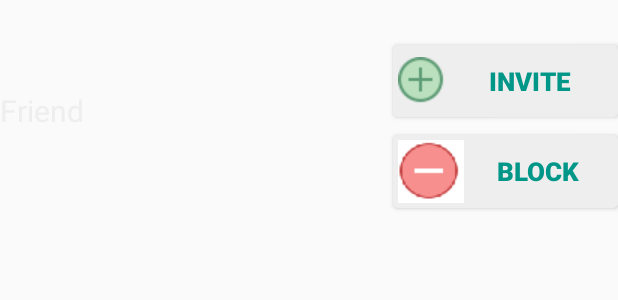
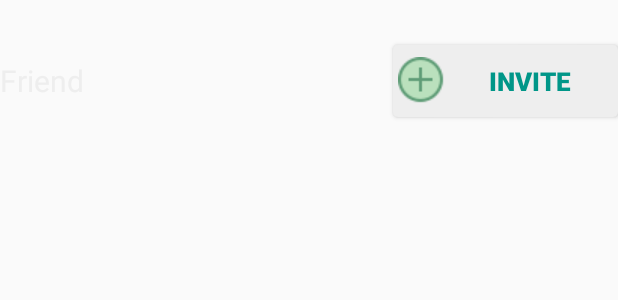
Before and after one commit to vaibhavr4/Out_fit_Android_App, an Android app: the layout friends_invite_block_adapter_item.xml on its own in the app's theme, with its tools: preview values and no code run, on a phone screen of 412 x 824 dp. Shown: the top 300 px of the screen. Run offline under Robolectric (Android 15) with nearby library versions, the phone set to English and light mode, and no system bars; Roboto replaces fonts that are not available here.

Commit message:
Updated bug fixes and user comments

```diff
--- a/app/src/main/java/com/vaibhav/out_fit/OutdoorDateTimeActivity.java
+++ b/app/src/main/java/com/vaibhav/out_fit/OutdoorDateTimeActivity.java
@@ -121,6 +121,7 @@ public class OutdoorDateTimeActivity extends AppCompatActivity {
                                 eText2.setText(dayOfMonth + "/" + (monthOfYear + 1) + "/" + year);
                             }
                         }, year, month, day);
+                picker2.getDatePicker().setMinDate(System.currentTimeMillis()-1000);
                 picker2.show();
             }
         });
--- a/app/src/main/res/layout/friends_invite_block_adapter_item.xml
+++ b/app/src/main/res/layout/friends_invite_block_adapter_item.xml
@@ -5,13 +5,14 @@
 
     <TextView
         android:id="@+id/nameAdapterItem"
+        android:layout_width="wrap_content"
+        android:layout_height="wrap_content"
+        android:layout_alignParentLeft="true"
+        android:layout_marginLeft="0dp"
+        android:layout_marginTop="40dp"
         android:text="Friend"
-        android:textSize="20sp"
-        android:layout_marginTop="60dp"
         android:textColor="@color/white_greyish"
-        android:layout_alignParentLeft="true"
-        android:layout_width="wrap_content"
-        android:layout_height="wrap_content" />
+        android:textSize="20sp" />
 
     <Button
         android:id="@+id/invitationButton"
@@ -27,18 +28,5 @@
         android:textSize="17sp"
         android:textStyle="bold" />
 
-    <Button
-        android:id="@+id/blockButton"
-        android:layout_width="150dp"
-        android:layout_height="wrap_content"
-        android:layout_alignParentRight="true"
-        android:layout_marginTop="90dp"
-        android:background="@drawable/button_selector"
-        android:drawableLeft="@drawable/block"
-        android:padding="3dp"
-        android:text="BLOCK"
-        android:textColor="#009688"
-        android:textSize="17sp"
-        android:textStyle="bold" />
 
 </RelativeLayout>
```
Also changed, not shown: app/src/main/java/com/vaibhav/out_fit/FriendsInviteBlockAdapter.java (+2 -16 lines), app/src/main/java/com/vaibhav/out_fit/SportLocationActivity.java (+10 -2 lines), app/src/main/java/com/vaibhav/out_fit/SportsGrid.java (+11 -1 lines), app/src/main/java/com/vaibhav/out_fit/SportsInterestGridActivity.java (+8 -0 lines).
